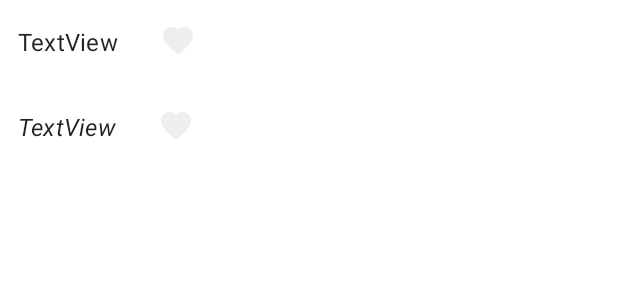
After one commit to Hector-rob/AppBAMXV2, an Android app: the layout row_new_receta.xml on its own in the app's theme, with its tools: preview values and no code run, on a phone screen of 412 x 824 dp. The commit adds this screen. Shown: the top 300 px of the screen. Run offline under Robolectric (Android 15) with nearby library versions, the phone set to English and light mode, and no system bars.

Commit message:
intento de recetas

```diff
--- a/app/build.gradle
+++ b/app/build.gradle
@@ -73,6 +73,7 @@ dependencies {
     implementation 'androidx.legacy:legacy-support-v4:1.0.0'
 
     implementation "com.github.bumptech.glide:glide:$glideVersion"
+    implementation 'com.android.volley:volley:1.2.1'
     annotationProcessor "com.github.bumptech.glide:compiler:$glideVersion"
     implementation 'com.github.mukeshsolanki:android-otpview-pinview:2.1.2'
 
--- a/app/src/main/AndroidManifest.xml
+++ b/app/src/main/AndroidManifest.xml
@@ -32,6 +32,10 @@
             android:exported="false" />
         <activity
             android:name=".modules.recetas.ui.RecetasActivity"
+            android:screenOrientation="portrait" />
+
+        <activity
+            android:name=".modules.recetas.ui.RecetasActivityIntento"
             android:screenOrientation="portrait" />
 
         <activity
--- /dev/null
+++ b/app/src/main/res/layout/row_new_receta.xml
@@ -0,0 +1,60 @@
+<?xml version="1.0" encoding="utf-8"?>
+<androidx.constraintlayout.widget.ConstraintLayout xmlns:android="http://schemas.android.com/apk/res/android"
+    xmlns:app="http://schemas.android.com/apk/res-auto"
+    xmlns:tools="http://schemas.android.com/tools"
+    android:id="@+id/cardView"
+    android:layout_width="match_parent"
+    android:layout_height="match_parent">
+
+    <TextView
+        android:id="@+id/receta_titulo"
+        style="@style/etSolid"
+        android:layout_width="wrap_content"
+        android:layout_height="wrap_content"
+        android:background="@drawable/rectangle_bg_white_a700"
+        android:drawableEnd="@drawable/img_favorite"
+        android:drawablePadding="@dimen/_30pxh"
+        android:ellipsize="end"
+        android:hint="@string/lbl_receta_1"
+        android:letterSpacing="0.01"
+        android:lineSpacingExtra="@dimen/_1pxh"
+        android:paddingStart="@dimen/_12pxh"
+        android:paddingTop="@dimen/_15pxv"
+        android:paddingEnd="@dimen/_14pxh"
+        android:paddingBottom="@dimen/_16pxv"
+        android:singleLine="true"
+        android:text="TextView"
+        android:textColorHint="@color/black_900_dd"
+        app:layout_constraintStart_toStartOf="parent"
+        app:layout_constraintTop_toTopOf="parent"
+        tools:ignore="Autofill"
+        android:textStyle="bold"
+        />
+
+    <TextView
+        android:id="@+id/receta_ingredientes"
+        style="@style/etSolid"
+        android:layout_width="wrap_content"
+        android:layout_height="wrap_content"
+        android:background="@drawable/rectangle_bg_white_a700"
+        android:drawableEnd="@drawable/img_favorite"
+        android:drawablePadding="@dimen/_30pxh"
+        android:ellipsize="end"
+        android:hint="@string/lbl_receta_1"
+        android:letterSpacing="0.01"
+        android:lineSpacingExtra="@dimen/_1pxh"
+        android:paddingStart="@dimen/_12pxh"
+        android:paddingTop="@dimen/_15pxv"
+        android:paddingEnd="@dimen/_14pxh"
+        android:paddingBottom="@dimen/_16pxv"
+        android:singleLine="true"
+        android:text="TextView"
+        android:textColorHint="@color/black_900_dd"
+        app:layout_constraintStart_toStartOf="@+id/receta_titulo"
+        app:layout_constraintTop_toBottomOf="@+id/receta_titulo"
+        tools:ignore="Autofill"
+        android:textStyle="italic"
+        />
+
+
+</androidx.constraintlayout.widget.ConstraintLayout>
```
Also changed, not shown: app/src/main/java/com/application/app/modules/menprincipal/ui/MenPrincipalActivity.kt (+7 -0 lines), app/src/main/java/com/application/app/modules/recetas/ui/RecetasActivityIntento.kt (added, +191 -0 lines), app/src/main/java/com/application/app/modules/recetas/ui/RecetasAdapter.kt (+31 -0 lines), app/src/main/java/com/application/app/modules/recetas/ui/Recetita.java (added, +29 -0 lines), app/src/main/java/com/application/app/modules/recetas/ui/RecetitaAdapter.kt (added, +85 -0 lines), app/src/main/res/layout/activity_recetas.xml (+11 -6 lines), app/src/main/res/layout/activity_recetas_intento.xml (added, +217 -0 lines).
